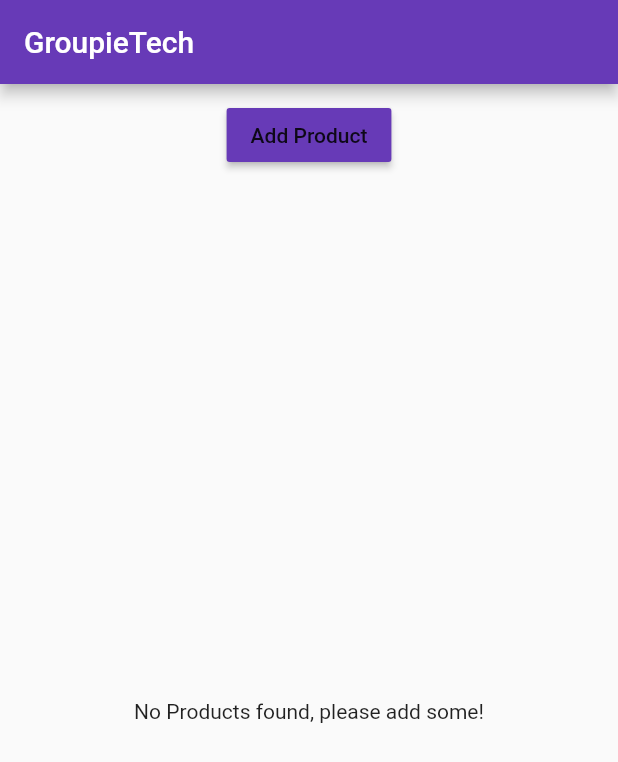
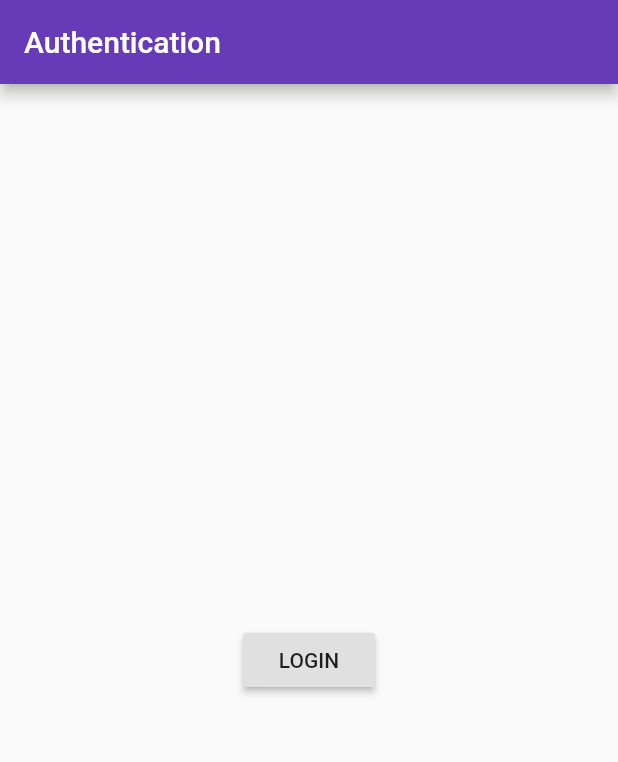
Before and after one commit to Sigkar/First_Flutter_Application, a Flutter app: the screen it shows after launch, on a phone screen of 412 x 824 dp. Shown: the top 762 px of the screen. Run offline on Flutter 3.47's test engine with Material 2 defaults, Android fonts, the phone set to English and light mode, and no system bars.

```diff
--- a/lib/main.dart
+++ b/lib/main.dart
@@ -1,6 +1,6 @@
 import 'package:flutter/material.dart';
 //import 'package:flutter/rendering.dart';
-import 'pages/home.dart';
+import 'pages/auth.dart';
 
 void main() {
 
@@ -24,7 +24,7 @@ class CreateWidget extends StatelessWidget {
         accentColor: Colors.deepOrange,
       ),
       // Scaffold is the basic home application
-      home: HomePage(),
+      home: AuthPage(),
     ); // Home
   }
 }
--- /dev/null
+++ b/lib/pages/auth.dart
@@ -0,0 +1,25 @@
+import 'package:flutter/material.dart';
+import './discovery.dart';
+// import ''
+
+class AuthPage extends StatelessWidget{
+
+  @override
+    Widget build(BuildContext context){
+      return Scaffold(
+        appBar: AppBar(
+          title: Text("Authentication"),
+        ), //App Bar
+        // Body pulls product manager.
+        body: Center(
+          child: RaisedButton(
+            child: Text("LOGIN"),
+            onPressed: (){
+              Navigator.pushReplacement(context, MaterialPageRoute(builder: (BuildContext context) => DiscoveryPage()),);
+            },
+          ),
+        ), // Column
+      ); // Scaffold
+    }
+
+}
--- a/lib/pages/home.dart
+++ b/lib/pages/productadmin.dart
@@ -1,16 +1,15 @@
 import 'package:flutter/material.dart';
-import '../products/product_manager.dart';
 
-class HomePage extends StatelessWidget{
+class ProductAdminPage extends StatelessWidget{
 
 @override
   Widget build(BuildContext context){
     return Scaffold(
       appBar: AppBar(
-        title: Text("GroupieTech"),
+        title: Text("Product Admin Page"),
       ), //App Bar
       // Body pulls product manager.
-      body: ProductManager(), // Column
+      body: Text("Hello World"),
     ); // Scaffold
   }
 
--- a/lib/products/product_control.dart
+++ b/lib/products/product_control.dart
@@ -13,8 +13,8 @@ ProductControl(this.updateProducts);
     return RaisedButton(
       color: Theme.of(context).primaryColor,
       onPressed: () {
-        print('[Product Manager] Updated to Sweets;');
-        updateProducts('Sweets');
+        print('[Product Manager] Updated to the map value;');
+        updateProducts({'title':'Random Image', 'image':'https://picsum.photos/500/200/?random'});
       }, // Onpressed
       child: Text("Add Product"),
     ); // Raised Button;
--- a/lib/products/product_manager.dart
+++ b/lib/products/product_manager.dart
@@ -6,7 +6,7 @@ import './product_control.dart';
 // Collects information from products.dart
 
 class ProductManager extends StatefulWidget {
-  final String startingProduct;
+  final Map<String, String> startingProduct;
   ProductManager({this.startingProduct}){
       print("[Product Manager] startingProduct state");
   }
@@ -17,7 +17,7 @@ class ProductManager extends StatefulWidget {
 }
 
 class _ProductManagerState extends State<ProductManager> {
-  List<String> _products = [];
+  List<Map<String, String>> _products = [];
   @override
   void initState() {
     super.initState();
@@ -33,10 +33,17 @@ class _ProductManagerState extends State<ProductManager> {
       super.didUpdateWidget(oldWidget);
   }
 
-  void _updateProducts(String product){
+  void _addProducts(Map<String, String> product){
     setState(() {
       _products.add(product);
     }); // Set State
+  }
+
+  void _deleteProduct(int index){
+    setState((){
+      _products.removeAt(index);
+    });
+
   }
 
   @override
@@ -46,10 +53,10 @@ class _ProductManagerState extends State<ProductManager> {
       children: [
         Container(
           margin: EdgeInsets.all(10.0),
-          child: ProductControl(_updateProducts),
+          child: ProductControl(_addProducts),
         ), // Container
         Expanded(
-          child: Products(_products)
+          child: Products(_products, deleteProduct: _deleteProduct)
         )
       ], // Column Children
     ); // Column
```
Also changed, not shown: lib/pages/discovery.dart (added, +43 -0 lines), lib/pages/product.dart (+38 -8 lines), lib/products/products.dart (+27 -12 lines).
